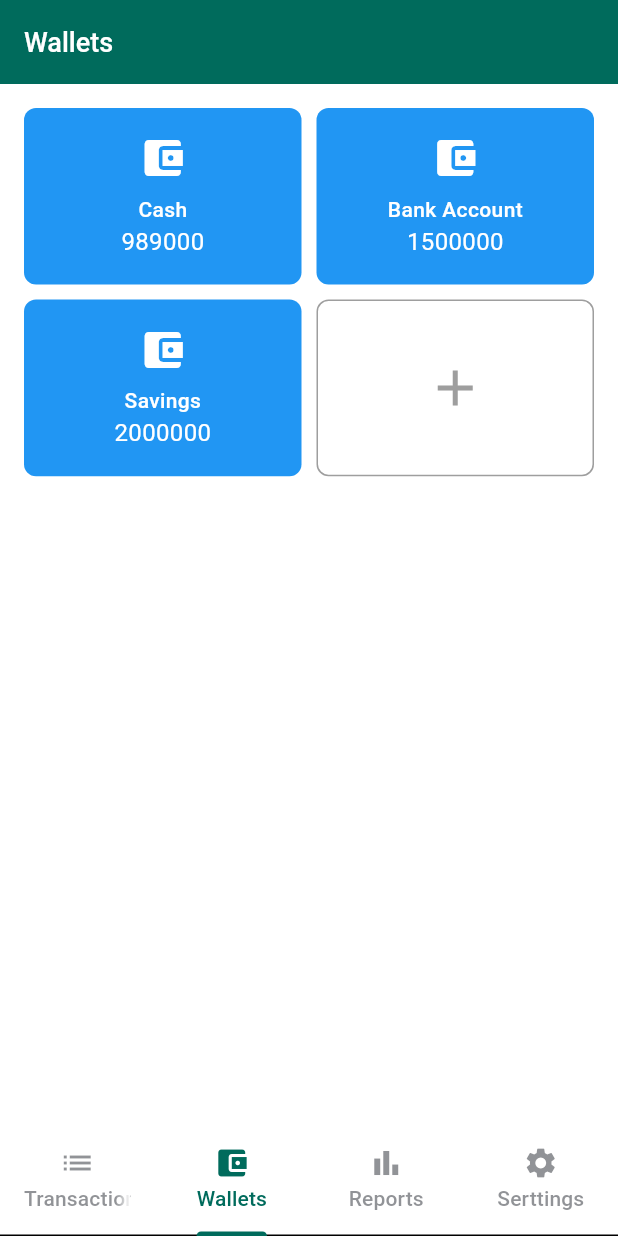
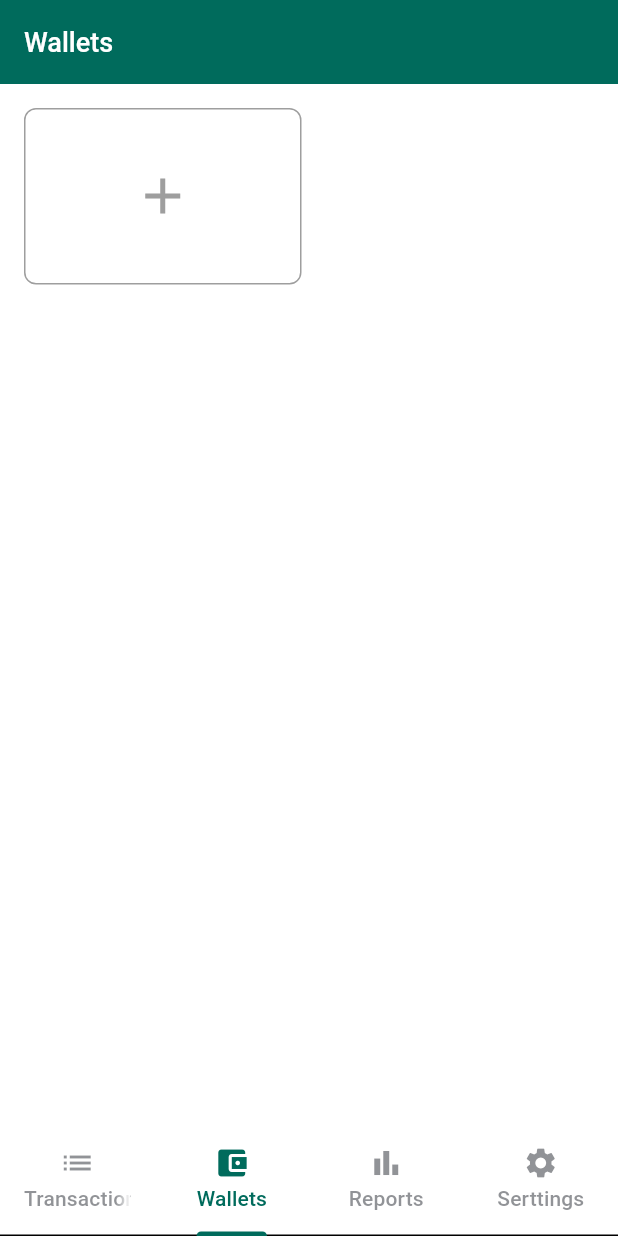
Before and after one commit to HellBus1/VentExpensePro, a Flutter app: the screen it shows after launch, item 2 of the bottom bar chosen, on a phone screen of 412 x 824 dp. Run offline on Flutter 3.47's test engine with Material 3 defaults, Android fonts, the phone set to English and light mode, and no system bars; our stand-ins replace get_it, sqflite; accounts and stored records are empty; generated files the repository leaves out were written again.

Commit message:
feat : Use provider in the screen

```diff
--- a/lib/screens/wallet/wallet_screen.dart
+++ b/lib/screens/wallet/wallet_screen.dart
@@ -1,6 +1,9 @@
 import 'package:flutter/material.dart';
 import 'package:flutter_gen/gen_l10n/app_localizations.dart';
+import 'package:provider/provider.dart';
 import 'package:vent_expense_pro/commons/constants/constants.dart' as Constants;
+import 'package:vent_expense_pro/dependency_injection.dart';
+import 'package:vent_expense_pro/screens/wallet/provider/wallet_provider.dart';
 import 'package:vent_expense_pro/screens/wallet/widgets/add_wallet_btn.dart';
 import 'package:vent_expense_pro/screens/wallet/widgets/wallet_btn.dart';
 
@@ -11,20 +14,44 @@ class Wallet {
   Wallet({required this.name, required this.balance});
 }
 
-class WalletScreen extends StatelessWidget {
-  final List<Wallet> wallets = [
-    Wallet(name: 'Cash', balance: '989000'),
-    Wallet(name: 'Bank Account', balance: '1500000'),
-    Wallet(name: 'Savings', balance: '2000000'),
-  ];
+class WalletScreen extends StatefulWidget {
+  const WalletScreen({super.key});
+
+  @override
+  State<StatefulWidget> createState() {
+    return _WalletScreenState();
+  }
+}
+
+class _WalletScreenState extends State<WalletScreen> {
+  // final List<Wallet> wallets = [
+  //   Wallet(name: 'Cash', balance: '989000'),
+  //   Wallet(name: 'Bank Account', balance: '1500000'),
+  //   Wallet(name: 'Savings', balance: '2000000'),
+  // ];
   final additionalLastAddWalletButtonCount = 1;
+  late final WalletProvider _walletProvider;
 
-  WalletScreen({super.key});
+  @override
+  void initState() {
+    super.initState();
+    _walletProvider = locator<WalletProvider>();
+    _walletProvider.loadWallets();
+  }
 
   @override
   Widget build(BuildContext context) {
     double height = MediaQuery.of(context).size.height;
     var localText = AppLocalizations.of(context);
+
+    return ChangeNotifierProvider.value(
+      value: _walletProvider,
+      child: Consumer<WalletProvider>(builder: (context, provider, child) {
+        if (provider.isLoading) {
+          return Center(child: CircularProgressIndicator());
+        }
+
+        final wallets = provider.wallets;
 
         return Scaffold(
           appBar: AppBar(
@@ -43,14 +70,15 @@ class WalletScreen extends StatelessWidget {
                       crossAxisSpacing: 10,
                       mainAxisSpacing: 10,
                     ),
-                itemCount: wallets.length + additionalLastAddWalletButtonCount,
+                    itemCount:
+                        wallets.length + additionalLastAddWalletButtonCount,
                     itemBuilder: (context, index) {
                       if (index == wallets.length) {
                         return AddWalletBtn();
                       }
                       return WalletBtn(
                         name: wallets[index].name,
-                    balance: wallets[index].balance,
+                        balance: wallets[index].balance.toString(),
                       );
                     },
                   ),
@@ -59,5 +87,7 @@ class WalletScreen extends StatelessWidget {
             ),
           ),
         );
+      }),
+    );
   }
 }
```
Lines whose indentation alone changed are shown as unchanged.
